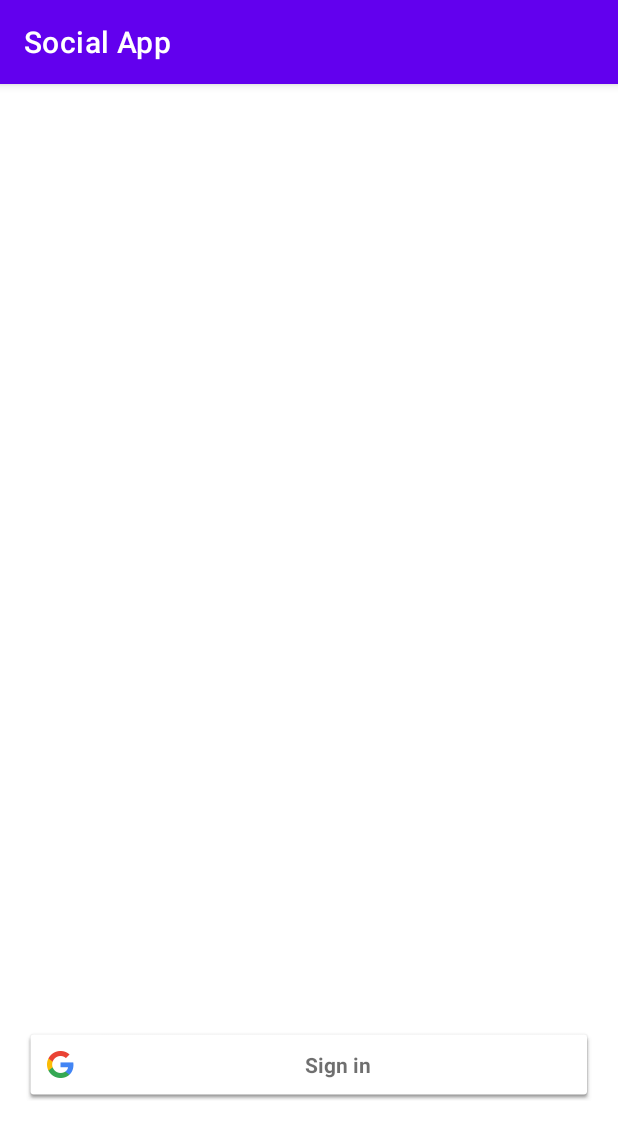
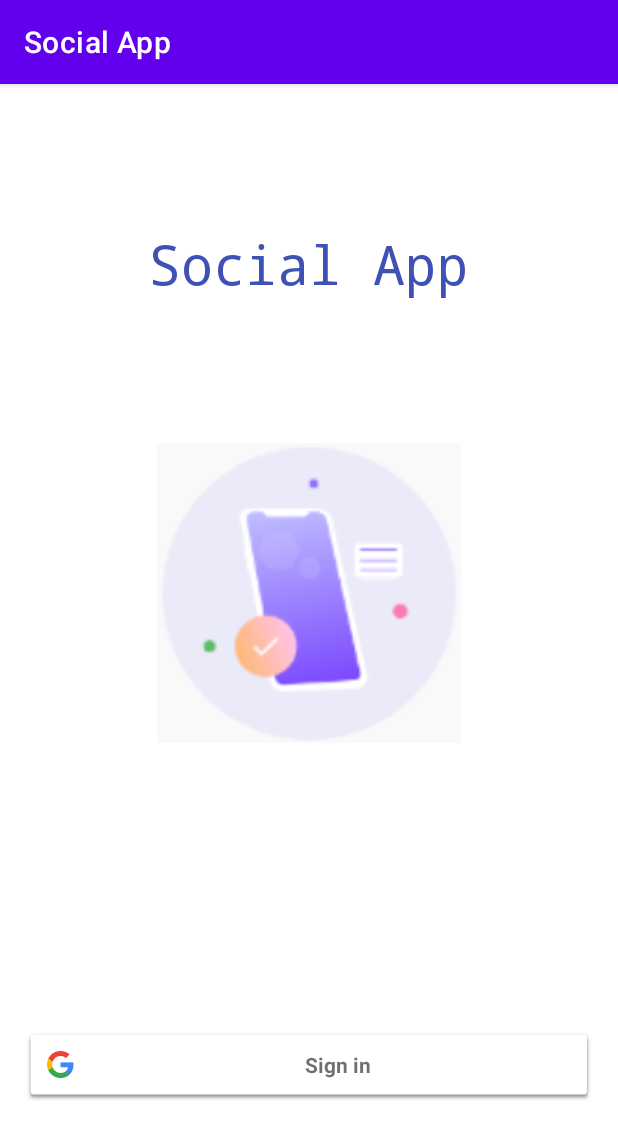
Before and after one commit to MihirChauhan15/Social-App, an Android app: the screen it shows after launch (SignInActivity), on a phone screen of 412 x 824 dp. Shown: the top 1139 px of the screen. Run offline under Robolectric (Android 15) with nearby library versions, the light colour scheme and no system bars; our stand-ins replace Firebase (no records; nobody signed in at launch, a user with empty details on screens opened directly).

Commit message:
SignInPage change

```diff
--- a/app/src/main/res/layout/activity_sign_in.xml
+++ b/app/src/main/res/layout/activity_sign_in.xml
@@ -34,4 +34,29 @@
         app:layout_constraintTop_toTopOf="parent"
         app:layout_constraintVertical_bias="0.88" />
 
+    <ImageView
+        android:id="@+id/imageView"
+        android:layout_width="0dp"
+        android:layout_height="200dp"
+        app:layout_constraintBottom_toTopOf="@+id/signInButton"
+        app:layout_constraintEnd_toEndOf="parent"
+        app:layout_constraintHorizontal_bias="0.0"
+        app:layout_constraintStart_toStartOf="parent"
+        app:layout_constraintTop_toTopOf="parent"
+        app:layout_constraintVertical_bias="0.558"
+        app:srcCompat="@drawable/mobile_auth" />
+
+    <TextView
+        android:id="@+id/textView"
+        android:layout_width="wrap_content"
+        android:layout_height="wrap_content"
+        android:fontFamily="monospace"
+        android:text="@string/social_app"
+        android:textColor="#3F51B5"
+        android:textSize="36sp"
+        app:layout_constraintBottom_toTopOf="@+id/imageView"
+        app:layout_constraintEnd_toEndOf="parent"
+        app:layout_constraintStart_toStartOf="parent"
+        app:layout_constraintTop_toTopOf="parent" />
+
 </androidx.constraintlayout.widget.ConstraintLayout>
--- a/app/src/main/res/values/strings.xml
+++ b/app/src/main/res/values/strings.xml
@@ -2,4 +2,5 @@
     <string name="app_name">Social App</string>
     <string name="post">Post</string>
     <string name="what_you_wanna_post">What you wanna post?</string>
+    <string name="social_app">Social App</string>
 </resources>
```
Also changed, not shown: app/src/main/res/drawable/mobile_auth.png (added).
